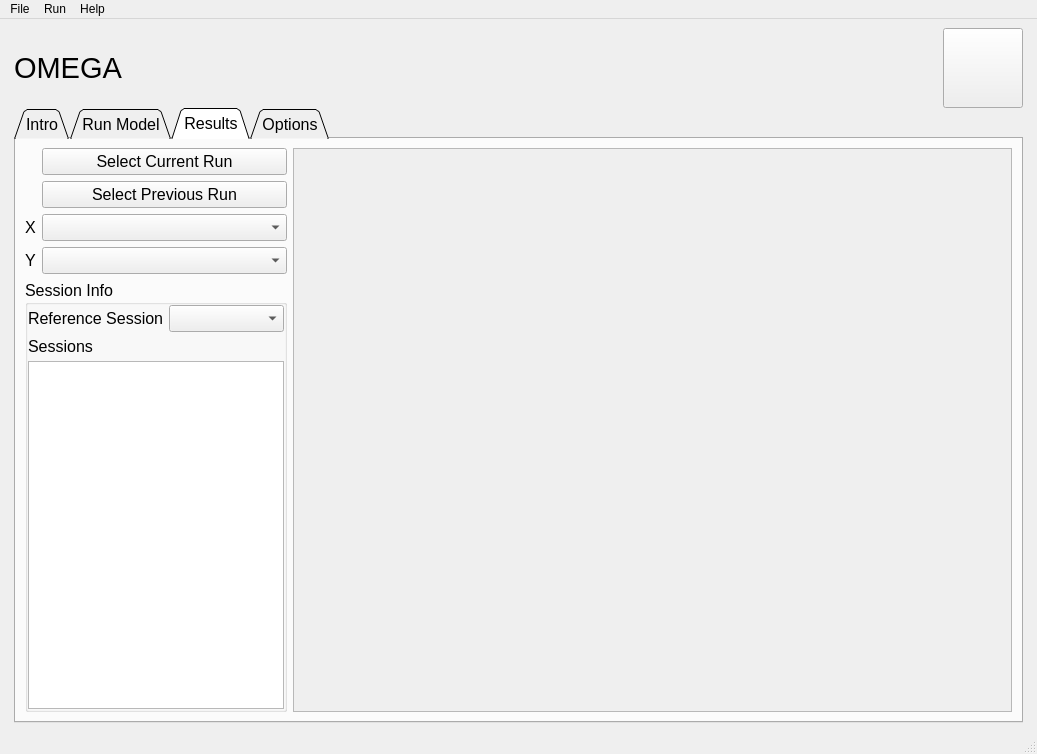
Qt form omega_gui/elements/omega_gui_qt.ui (johnathanvic/EPA_OMEGA_Model) before a commit.
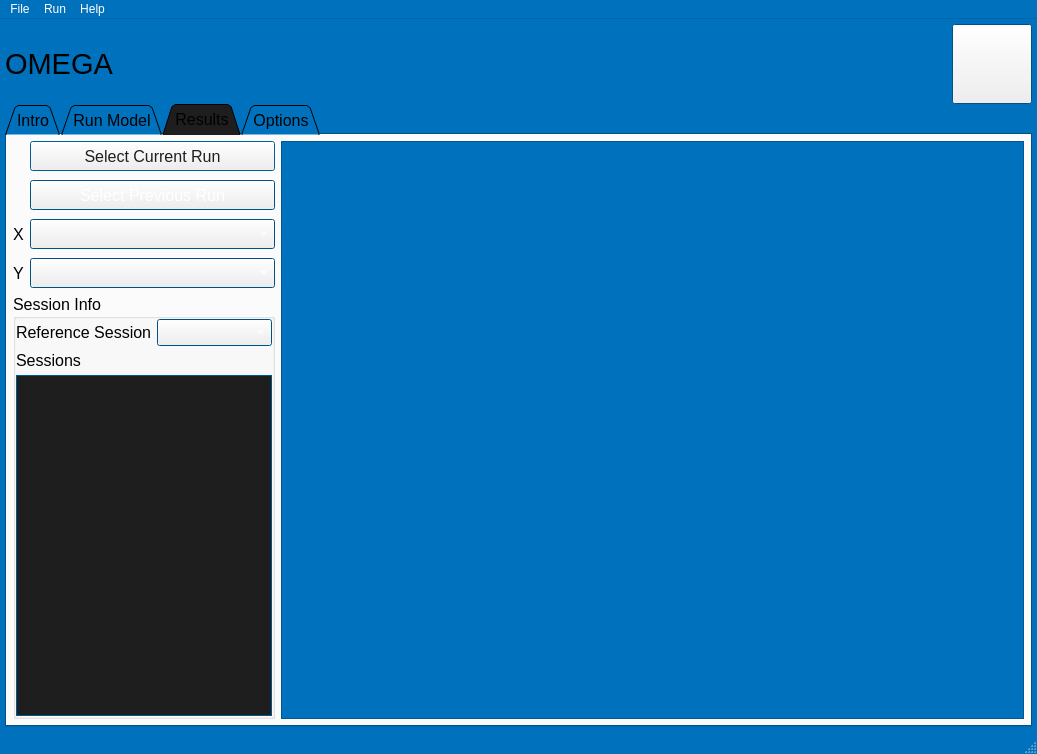
The same form after that commit.

Commit message: fixed issue causing bad rendering got rid of background widget

What changed in the file:
```diff
--- a/omega_gui/elements/omega_gui_qt.ui
+++ b/omega_gui/elements/omega_gui_qt.ui
@@ -22,47 +22,123 @@
     <height>480</height>
    </size>
   </property>
+  <property name="palette">
+   <palette>
+    <active>
+     <colorrole role="ButtonText">
+      <brush brushstyle="SolidPattern">
+       <color alpha="255">
+        <red>255</red>
+        <green>255</green>
+        <blue>255</blue>
+       </color>
+      </brush>
+     </colorrole>
+     <colorrole role="Base">
+      <brush brushstyle="SolidPattern">
+       <color alpha="255">
+        <red>30</red>
+        <green>30</green>
+        <blue>30</blue>
+       </color>
+      </brush>
+     </colorrole>
+     <colorrole role="Window">
+      <brush brushstyle="SolidPattern">
+       <color alpha="255">
+        <red>0</red>
+        <green>113</green>
+        <blue>188</blue>
+       </color>
+      </brush>
+     </colorrole>
+    </active>
+    <inactive>
+     <colorrole role="ButtonText">
+      <brush brushstyle="SolidPattern">
+       <color alpha="255">
+        <red>255</red>
+        <green>255</green>
+        <blue>255</blue>
+       </color>
+      </brush>
+     </colorrole>
+     <colorrole role="Base">
+      <brush brushstyle="SolidPattern">
+       <color alpha="255">
+        <red>30</red>
+        <green>30</green>
+        <blue>30</blue>
+       </color>
+      </brush>
+     </colorrole>
+     <colorrole role="Window">
+      <brush brushstyle="SolidPattern">
+       <color alpha="255">
+        <red>0</red>
+        <green>113</green>
+        <blue>188</blue>
+       </color>
+      </brush>
+     </colorrole>
+    </inactive>
+    <disabled>
+     <colorrole role="ButtonText">
+      <brush brushstyle="SolidPattern">
+       <color alpha="255">
+        <red>31</red>
+        <green>31</green>
+        <blue>31</blue>
+       </color>
+      </brush>
+     </colorrole>
+     <colorrole role="Base">
+      <brush brushstyle="SolidPattern">
+       <color alpha="255">
+        <red>0</red>
+        <green>113</green>
+        <blue>188</blue>
+       </color>
+      </brush>
+     </colorrole>
+     <colorrole role="Window">
+      <brush brushstyle="SolidPattern">
+       <color alpha="255">
+        <red>0</red>
+        <green>113</green>
+        <blue>188</blue>
+       </color>
+      </brush>
+     </colorrole>
+    </disabled>
+   </palette>
+  </property>
   <property name="windowTitle">
    <string>MainWindow</string>
   </property>
+  <property name="autoFillBackground">
+   <bool>false</bool>
+  </property>
   <property name="styleSheet">
    <string notr="true"/>
   </property>
   <widget class="QWidget" name="centralwidget">
-   <layout class="QVBoxLayout" name="verticalLayout_5">
-    <property name="spacing">
-     <number>0</number>
-    </property>
-    <property name="leftMargin">
-     <number>5</number>
-    </property>
-    <property name="topMargin">
-     <number>0</number>
-    </property>
-    <property name="rightMargin">
-     <number>5</number>
-    </property>
-    <property name="bottomMargin">
-     <number>0</number>
-    </property>
-    <item>
-     <widget class="QWidget" name="background_widget" native="true">
-      <property name="sizePolicy">
-       <sizepolicy hsizetype="MinimumExpanding" vsizetype="MinimumExpanding">
-        <horstretch>0</horstretch>
-        <verstretch>0</verstretch>
-       </sizepolicy>
-      </property>
-      <property name="toolTip">
-       <string/>
-      </property>
-      <property name="styleSheet">
-       <string notr="true"/>
-      </property>
       <layout class="QVBoxLayout" name="verticalLayout_3">
        <property name="spacing">
         <number>0</number>
        </property>
+    <property name="leftMargin">
+     <number>5</number>
+    </property>
+    <property name="topMargin">
+     <number>5</number>
+    </property>
+    <property name="rightMargin">
+     <number>5</number>
+    </property>
+    <property name="bottomMargin">
+     <number>5</number>
+    </property>
        <item>
         <layout class="QHBoxLayout" name="horizontalLayout">
          <property name="spacing">
@@ -240,6 +316,18 @@
            <property name="spacing">
             <number>5</number>
            </property>
+        <property name="leftMargin">
+         <number>5</number>
+        </property>
+        <property name="topMargin">
+         <number>5</number>
+        </property>
+        <property name="rightMargin">
+         <number>5</number>
+        </property>
+        <property name="bottomMargin">
+         <number>5</number>
+        </property>
            <item>
             <widget class="QLabel" name="input_batch_file_1_label">
              <property name="font">
@@ -293,7 +381,7 @@
              <item>
               <widget class="QPushButton" name="select_input_batch_file_button">
                <property name="enabled">
-                <bool>true</bool>
+             <bool>false</bool>
                </property>
                <property name="sizePolicy">
                 <sizepolicy hsizetype="Minimum" vsizetype="Fixed">
@@ -603,10 +691,37 @@
            <string>Results</string>
           </attribute>
           <layout class="QGridLayout" name="gridLayout_3">
+        <property name="leftMargin">
+         <number>6</number>
+        </property>
+        <property name="topMargin">
+         <number>6</number>
+        </property>
+        <property name="rightMargin">
+         <number>6</number>
+        </property>
+        <property name="bottomMargin">
+         <number>6</number>
+        </property>
+        <property name="spacing">
+         <number>6</number>
+        </property>
            <item row="0" column="0">
             <layout class="QGridLayout" name="gridLayout">
+          <property name="horizontalSpacing">
+           <number>6</number>
+          </property>
+          <property name="verticalSpacing">
+           <number>9</number>
+          </property>
              <item row="2" column="0">
               <widget class="QLabel" name="x_label">
+            <property name="minimumSize">
+             <size>
+              <width>0</width>
+              <height>22</height>
+             </size>
+            </property>
                <property name="text">
                 <string>X</string>
                </property>
@@ -617,7 +732,7 @@
                <property name="minimumSize">
                 <size>
                  <width>0</width>
-                 <height>22</height>
+              <height>30</height>
                 </size>
                </property>
                <property name="placeholderText">
@@ -633,6 +748,12 @@
                  <verstretch>0</verstretch>
                 </sizepolicy>
                </property>
+            <property name="minimumSize">
+             <size>
+              <width>0</width>
+              <height>22</height>
+             </size>
+            </property>
                <property name="text">
                 <string>Y</string>
                </property>
@@ -643,7 +764,7 @@
                <property name="minimumSize">
                 <size>
                  <width>0</width>
-                 <height>22</height>
+              <height>30</height>
                 </size>
                </property>
                <property name="placeholderText">
@@ -659,6 +780,12 @@
                <property name="enabled">
                 <bool>true</bool>
                </property>
+            <property name="minimumSize">
+             <size>
+              <width>0</width>
+              <height>30</height>
+             </size>
+            </property>
                <property name="font">
                 <font>
                  <family>Arial</family>
@@ -678,7 +805,13 @@
              <item row="0" column="1">
               <widget class="QPushButton" name="select_current_run">
                <property name="enabled">
-                <bool>true</bool>
+             <bool>false</bool>
+            </property>
+            <property name="minimumSize">
+             <size>
+              <width>0</width>
+              <height>30</height>
+             </size>
                </property>
                <property name="font">
                 <font>
@@ -741,6 +874,12 @@
                <layout class="QHBoxLayout" name="horizontalLayout_6">
                 <item>
                  <widget class="QLabel" name="ref_session_label">
+               <property name="sizePolicy">
+                <sizepolicy hsizetype="Minimum" vsizetype="Minimum">
+                 <horstretch>0</horstretch>
+                 <verstretch>0</verstretch>
+                </sizepolicy>
+               </property>
                   <property name="text">
                    <string>Reference Session</string>
                   </property>
@@ -748,6 +887,12 @@
                 </item>
                 <item>
                  <widget class="QComboBox" name="comboBox">
+               <property name="sizePolicy">
+                <sizepolicy hsizetype="Preferred" vsizetype="Fixed">
+                 <horstretch>1</horstretch>
+                 <verstretch>0</verstretch>
+                </sizepolicy>
+               </property>
                   <property name="minimumSize">
                    <size>
                     <width>0</width>
@@ -919,9 +1064,6 @@
            </item>
           </layout>
          </widget>
-        </widget>
-       </item>
-      </layout>
      </widget>
     </item>
    </layout>
```
Lines whose indentation alone changed are shown as unchanged. The commit also changes 2 other files.
